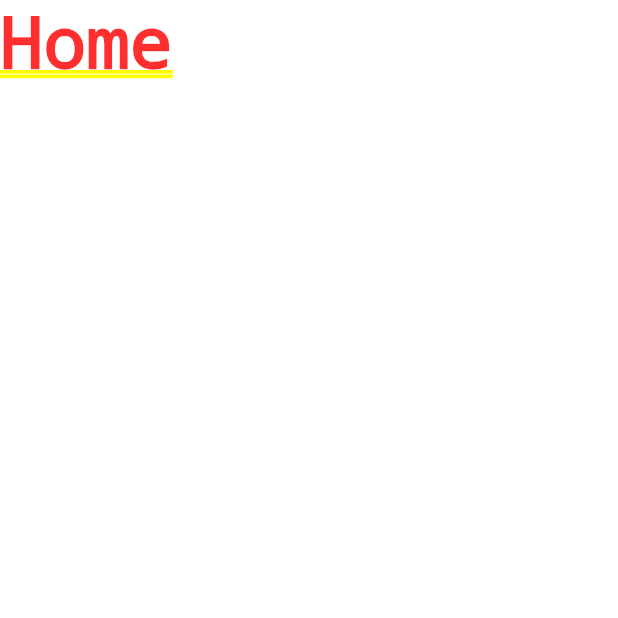
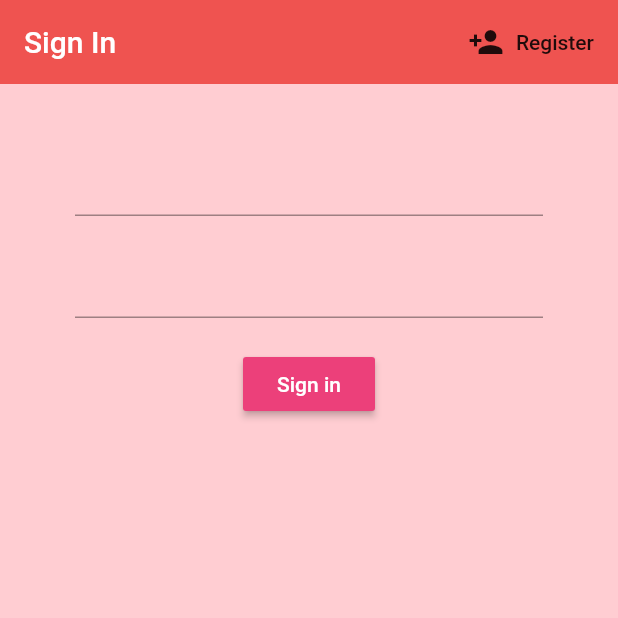
Before and after one commit to mohamedthasneem/cooky, a Flutter app: the screen it shows after launch, on a phone screen of 412 x 824 dp, the top half of it. Run offline on Flutter 3.47's test engine with Material 2 defaults, Android fonts, the phone set to English and light mode, and no system bars; our stand-ins replace firebase_auth; accounts and stored records are empty.

Commit message:
Fire base Anon and Email sign in completed

```diff
--- a/cooky/lib/main.dart
+++ b/cooky/lib/main.dart
@@ -1,5 +1,8 @@
 import 'package:cooky/src/screens/wrapper.dart';
+import 'package:cooky/src/services/auth.dart';
 import 'package:flutter/material.dart';
+import 'package:provider/provider.dart';
+import 'package:cooky/src/models/user.dart';
 
 void main() {
   runApp(MyApp());
@@ -8,8 +11,11 @@ void main() {
 class MyApp extends StatelessWidget {
   @override
   Widget build(BuildContext context) {
-    return MaterialApp(
-      home: Wrapper(),
+    return StreamProvider<User>.value(
+      value: AuthService().user,
+          child: MaterialApp(
+        home: Wrapper(),
+      ),
     );
   }
 }
--- /dev/null
+++ b/cooky/lib/src/models/user.dart
@@ -0,0 +1,7 @@
+class User{
+
+final String uid;
+
+User({this.uid});
+
+}
--- a/cooky/lib/src/screens/authenticate/authenticate.dart
+++ b/cooky/lib/src/screens/authenticate/authenticate.dart
@@ -1,3 +1,5 @@
+import 'package:cooky/src/screens/authenticate/register.dart';
+import 'package:cooky/src/screens/authenticate/sign_in.dart';
 import 'package:flutter/material.dart';
 
 class Authenticate extends StatefulWidget {
@@ -6,10 +8,18 @@ class Authenticate extends StatefulWidget {
 }
 
 class _AuthenticateState extends State<Authenticate> {
+
+bool showSignIn = true;
+void toggleView(){
+  setState(() => showSignIn = !showSignIn);
+}
+
   @override
   Widget build(BuildContext context) {
-    return Container(
-      child: Text("authenticate"),
-    );
+    if(showSignIn){
+      return SignIn(toggleView: toggleView);
+    } else {
+      return Register(toggleView: toggleView);
+    }
   }
 }
--- /dev/null
+++ b/cooky/lib/src/screens/authenticate/sign_in.dart
@@ -0,0 +1,77 @@
+import 'package:cooky/src/screens/authenticate/register.dart';
+import 'package:cooky/src/services/auth.dart';
+import 'package:flutter/material.dart';
+
+class SignIn extends StatefulWidget {
+
+  final Function toggleView;
+  SignIn({this.toggleView});
+
+  @override
+  _SignInState createState() => _SignInState();
+}
+
+class _SignInState extends State<SignIn> {
+
+  final AuthService _auth = AuthService();
+
+  //text feilds state
+  String email = '';
+  String password = '';
+
+  @override
+  Widget build(BuildContext context) {
+    return Scaffold(
+      backgroundColor: Colors.red[100],
+      appBar: AppBar(backgroundColor: Colors.red[400],
+      elevation: 0.0,
+      title: Text("Sign In"),
+      actions: <Widget>[
+        FlatButton.icon(
+          onPressed: () {
+            widget.toggleView();
+          },
+          icon: Icon(Icons.person_add),
+          label: Text("Register")
+          ),
+      ],
+      ),
+      body: Container(
+        padding: EdgeInsets.symmetric(vertical:20.0, horizontal:50.0),
+        child: Form(
+          child: Column(
+            children: <Widget>[
+              SizedBox(height:20.0),
+              TextFormField(
+                onChanged: (val) {
+                  setState(() => email =val);
+                }
+              ),
+              SizedBox(height:20.0),
+              TextFormField(
+                obscureText: true,
+                onChanged: (val) {
+                  setState(() => password =val);
+                }
+              ),
+              SizedBox(height:20.0),
+              RaisedButton(
+                color: Colors.pink[400],
+                child: Text(
+                  "Sign in",
+                  style: TextStyle(color: Colors.white),
+                ),
+                onPressed: () async {
+
+                  print(email);
+                  print(password);
+
+                })
+                ,
+            ],
+          ),
+          ),
+      ),
+    );
+  }
+}
--- a/cooky/lib/src/screens/wrapper.dart
+++ b/cooky/lib/src/screens/wrapper.dart
@@ -1,12 +1,22 @@
+import 'package:cooky/src/screens/authenticate/authenticate.dart';
 import 'package:cooky/src/screens/home/home.dart';
+import 'package:cooky/src/services/auth.dart';
 import 'package:flutter/material.dart';
+import 'package:provider/provider.dart';
+import 'package:cooky/src/models/user.dart';
 
 class Wrapper extends StatelessWidget {
   @override
   Widget build(BuildContext context) {
 
+    final user = Provider.of<User>(context);
+
     //return either home or authenticate widget
 
-    return Home();
+    if(user == null){
+      return Authenticate();
+    } else{
+      return Home();
+    }
   }
 }
--- a/cooky/pubspec.yaml
+++ b/cooky/pubspec.yaml
@@ -28,8 +28,9 @@ dependencies:
   # The following adds the Cupertino Icons font to your application.
   # Use with the CupertinoIcons class for iOS style icons.
   cupertino_icons: ^0.1.3
-  firebase_auth: ^0.18.0+1
-  cloud_firestore: ^0.14.0+2
+  firebase_auth: ^0.16.1
+  cloud_firestore: ^0.13.7
+  provider: ^4.3.0
 
 dev_dependencies:
   flutter_test:
```
Also changed, not shown: cooky/lib/src/screens/authenticate/register.dart (added, +89 -0 lines), cooky/lib/src/screens/home/home.dart (+23 -2 lines), cooky/lib/src/services/auth.dart (added, +64 -0 lines), cooky/pubspec.lock, 3 other files.
